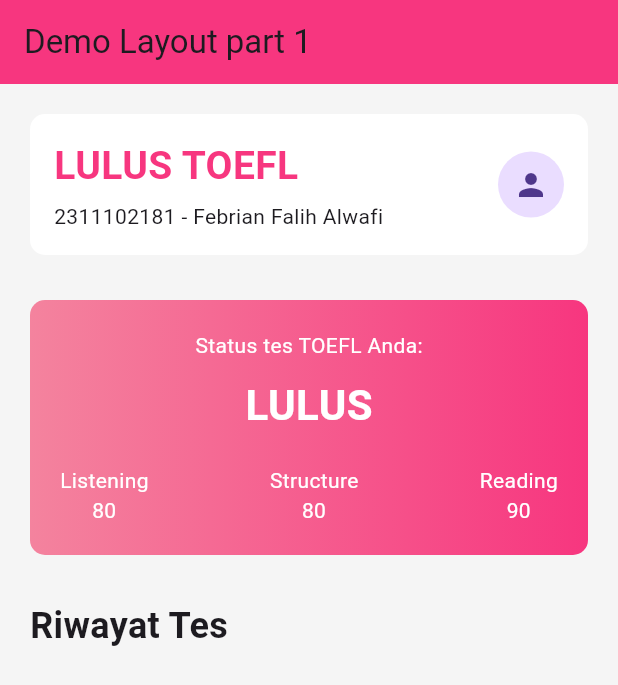
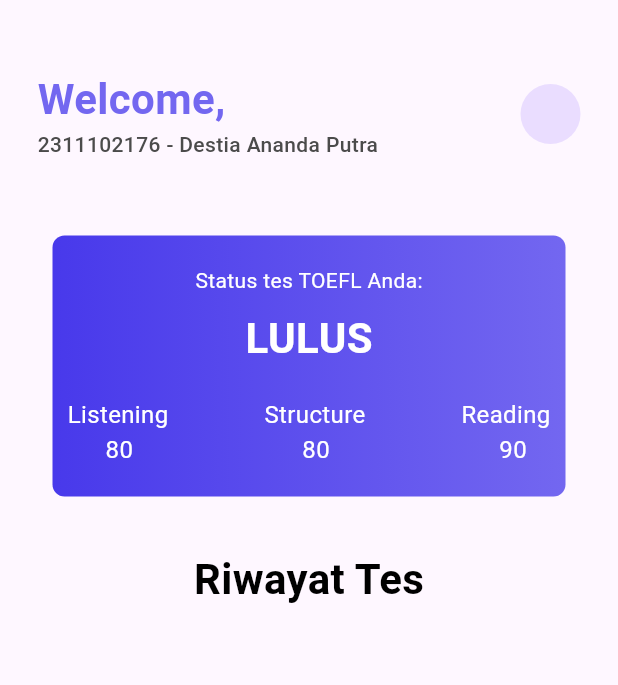
Before and after one commit to DestiaAnandaPutra/Flutter, a Flutter app: the screen it shows after launch, on a phone screen of 412 x 824 dp. Shown: the top 685 px of the screen. Run offline on Flutter 3.47's test engine with Material 3 defaults, Android fonts, the phone set to English and light mode, and no system bars.

Commit message:
Update main.dart

```diff
--- a/lib/main.dart
+++ b/lib/main.dart
@@ -10,125 +10,129 @@ class MyApp extends StatelessWidget {
   @override
   Widget build(BuildContext context) {
     return MaterialApp(
+      title: 'Layout part 1',
+      theme: ThemeData(
+        primarySwatch: Colors.blue,
+      ),
+      home: const MyHomePage(title: 'Demo Layout part 1'),
       debugShowCheckedModeBanner: false,
-      title: 'Layout PPT',
-      home: const HomePage(),
     );
   }
 }
 
-class HomePage extends StatelessWidget {
-  const HomePage({super.key});
+class MyHomePage extends StatefulWidget {
+  const MyHomePage({super.key, required this.title});
+
+  final String title;
+
+  @override
+  State<MyHomePage> createState() => _MyHomePageState();
+}
+
+class _MyHomePageState extends State<MyHomePage> {
 
   @override
   Widget build(BuildContext context) {
     return Scaffold(
-      backgroundColor: const Color(0xFFF5F5F5),
-
-      appBar: AppBar(
-        title: const Text('Demo Layout part 1'),
-        backgroundColor: const Color(0xFFF7367F),
-      ),
-
       body: Padding(
-        padding: const EdgeInsets.all(20),
+        padding: const EdgeInsets.symmetric(horizontal: 25, vertical: 30),
         child: Column(
           children: [
-            // 🔹 HEADER
             Container(
-              padding: const EdgeInsets.all(16),
-              decoration: BoxDecoration(
-                color: Colors.white,
-                borderRadius: BorderRadius.circular(10),
-              ),
+              padding: const EdgeInsets.symmetric(vertical: 16),
               child: Row(
                 mainAxisAlignment: MainAxisAlignment.spaceBetween,
-                children: const [
+                children: [
                   Column(
                     crossAxisAlignment: CrossAxisAlignment.start,
-                    children: [
+                    mainAxisAlignment: MainAxisAlignment.center,
+                    children: const [
                       Text(
-                        'LULUS TOEFL',
+                        "Welcome,",
                         style: TextStyle(
-                          color: Color(0xFFF7367F),
-                          fontSize: 26,
-                          fontWeight: FontWeight.bold,
+                          color: Color(0xFF7367F0),
+                          fontSize: 28,
+                          fontWeight: FontWeight.w700,
+                          letterSpacing: 0.25,
                         ),
                       ),
-                      SizedBox(height: 5),
                       Text(
-                        '2311102181 - Febrian Falih Alwafi',
-                        style: TextStyle(fontSize: 14),
+                        "2311102176 - Destia Ananda Putra",
+                        style: TextStyle(
+                          fontSize: 14,
+                          fontWeight: FontWeight.w500,
+                          color: Color(0xFF4B4B4B),
+                        ),
                       ),
                     ],
                   ),
-                  CircleAvatar(radius: 22, child: Icon(Icons.person)),
-                ],
-              ),
-            ),
+                  const CircleAvatar(
+                    radius: 20,
 
-            const SizedBox(height: 30),
-
-            // 🔹 CARD STATUS (GRADIENT)
-            Container(
-              padding: const EdgeInsets.all(20),
-              decoration: BoxDecoration(
-                gradient: const LinearGradient(
-                  colors: [Color(0xFFF4839E), Color(0xFFF7367F)],
-                ),
-                borderRadius: BorderRadius.circular(10),
-              ),
-              child: Column(
-                children: const [
-                  Text(
-                    'Status tes TOEFL Anda:',
-                    style: TextStyle(color: Colors.white),
-                  ),
-                  SizedBox(height: 10),
-
-                  Text(
-                    'LULUS',
-                    style: TextStyle(
-                      color: Colors.white,
-                      fontSize: 28,
-                      fontWeight: FontWeight.bold,
-                    ),
-                  ),
-
-                  SizedBox(height: 20),
-
-                  Row(
-                    mainAxisAlignment: MainAxisAlignment.spaceBetween,
-                    children: [
-                      Text(
-                        'Listening\n80',
-                        textAlign: TextAlign.center,
-                        style: TextStyle(color: Colors.white),
-                      ),
-                      Text(
-                        'Structure\n80',
-                        textAlign: TextAlign.center,
-                        style: TextStyle(color: Colors.white),
-                      ),
-                      Text(
-                        'Reading\n90',
-                        textAlign: TextAlign.center,
-                        style: TextStyle(color: Colors.white),
-                      ),
-                    ],
                   ),
                 ],
               ),
             ),
-
-            const SizedBox(height: 30),
-
-            // 🔹 RIWAYAT TES
-            const Align(
-              alignment: Alignment.centerLeft,
-              child: Text(
+            Container(
+              margin: const EdgeInsets.symmetric(horizontal: 10, vertical: 35),
+              decoration: BoxDecoration(
+                gradient: const LinearGradient(
+                  colors: [Color(0xFF4839EB), Color(0xFF7367F0)],
+                ),
+                borderRadius: BorderRadius.circular(8.0),
+              ),
+              child: Column(
+                crossAxisAlignment: CrossAxisAlignment.center,
+                children: [
+                  const SizedBox(height: 20),
+                  const Text(
+                    'Status tes TOEFL Anda:',
+                    style: TextStyle(color: Colors.white, fontSize: 14),
+                  ),
+                  const SizedBox(height: 8),
+                  const Text(
+                    "LULUS",
+                    style: TextStyle(
+                      color: Colors.white,
+                      fontSize: 28,
+                      fontWeight: FontWeight.w700,
+                      letterSpacing: 0.25,
+                    ),
+                  ),
+                  const SizedBox(height: 20),
+                  Container(
+                    padding: const EdgeInsets.symmetric(horizontal: 10),
+                    child: Row(
+                      mainAxisAlignment: MainAxisAlignment.spaceBetween,
+                      children: const [
+                        Text(
+                          'Listening\n      80',
+                          style: TextStyle(color: Colors.white, fontSize: 16),
+                        ),
+                        Text(
+                          'Structure\n      80',
+                          style: TextStyle(color: Colors.white, fontSize: 16),
+                        ),
+                        Text(
+                          'Reading\n      90',
+                          style: TextStyle(color: Colors.white, fontSize: 16),
+                        ),
+                      ],
+                    ),
+                  ),
+                  const SizedBox(height: 20),
+                ],
+              ),
+            ),
+            Container(
+              child: const Text(
                 'Riwayat Tes',
-                style: TextStyle(fontSize: 24, fontWeight: FontWeight.bold),
+                style: TextStyle(
+                  color: Colors.black,
+                  fontSize: 28,
+                  fontWeight: FontWeight.w700,
+                  letterSpacing: 0.25,
+                ),
               ),
             ),
           ],
```
